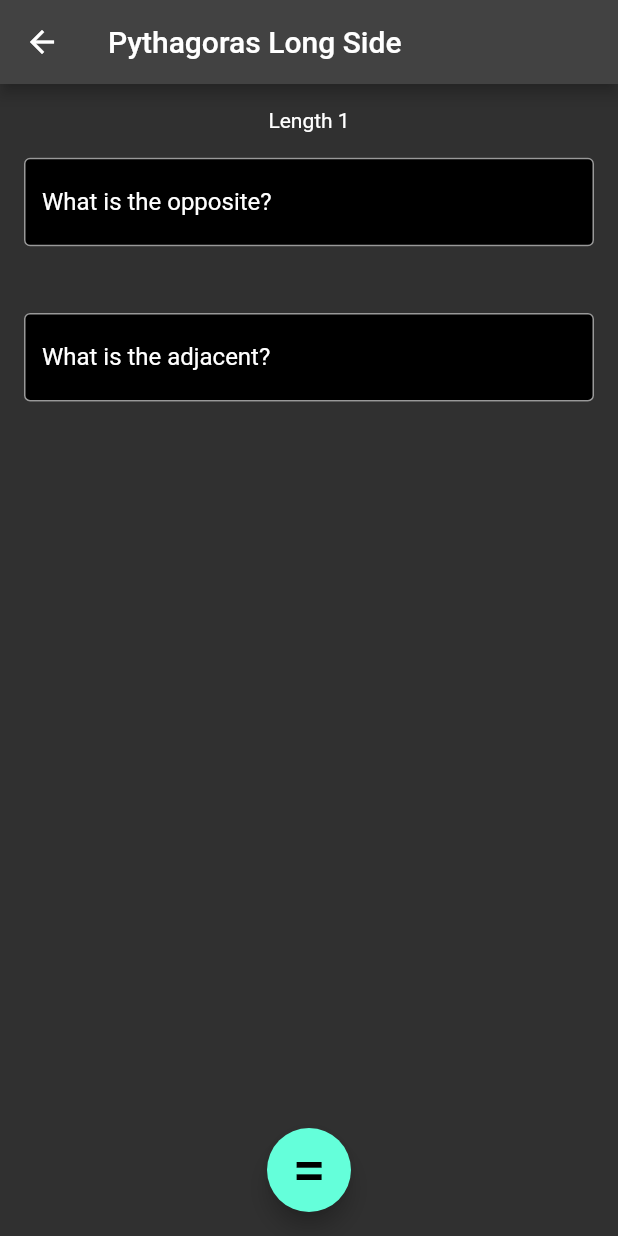
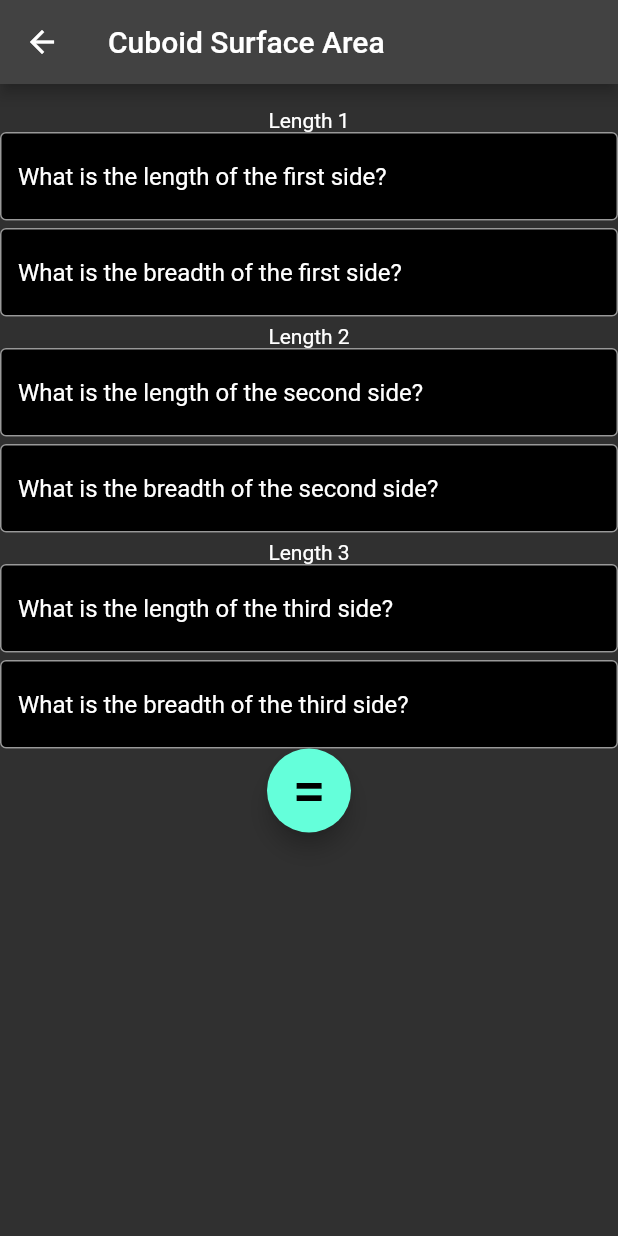
Before and after one commit to camsdono/silver_maths, a Flutter app: the VolCubiodWorkingScreen screen opened directly, on a phone screen of 412 x 824 dp. Run offline on Flutter 3.47's test engine with Material 2 defaults, Android fonts, the light colour scheme and no system bars; missing offline and left inert: angles.

Commit message:
Update volcuboid.dart

```diff
--- a/lib/Screens/Volume/volcuboid.dart
+++ b/lib/Screens/Volume/volcuboid.dart
@@ -2,7 +2,6 @@ import 'package:flutter/material.dart';
 import 'dart:math';
 import 'dart:core';
 import 'package:flutter/services.dart';
-import 'package:angles/angles.dart';
 
 
 void main() => runApp(const VolCubiodWorkingScreen());
@@ -21,35 +20,53 @@ class VolCubiodWorkingScreen extends StatefulWidget {
 class _MyCustomFormState extends State<VolCubiodWorkingScreen> {
   // Create a text controller and use it to retrieve the current value
   // of the TextField.
-  final oppositeController = TextEditingController();
-  final adjacentController = TextEditingController();
-
+  final length1Controller = TextEditingController();
+  final breadth1Controller = TextEditingController();
+  final length2Controller = TextEditingController();
+  final breadth2Controller = TextEditingController();
+  final length3Controller = TextEditingController();
+  final breadth3Controller = TextEditingController();
 
   @override
   void dispose() {
     // Clean up the controller when the widget is disposed.
-    adjacentController.dispose();
-    oppositeController.dispose();
+    length1Controller.dispose();
+    breadth1Controller.dispose();
+    length2Controller.dispose();
+    breadth2Controller.dispose();
+    length3Controller.dispose();
+    breadth3Controller.dispose();
     super.dispose();
   }
   var answer = 0.0;
   var answer2 = 0.0;
-  var opposite = 0.0;
-  var adjacent = 0.0;
-  var working1 = 0.0;
-  var working2 = 0.0;
+  var length1 = 0.0;
+  var length2 = 0.0;
+  var length3 = 0.0;
+  var breadth1 = 0.0;
+  var breadth2 = 0.0;
+  var breadth3 = 0.0;
+  var a1 = 0.0;
+  var a2 = 0.0;
+  var a3 = 0.0;
+
 
   void calculate() {
     //Calculate What needs to be calculated
-    opposite = double.parse(oppositeController.text);
-    adjacent = double.parse(adjacentController.text);
-    answer = opposite * opposite + adjacent * adjacent;
+    length1 = double.parse(length1Controller.text);
+    length2 = double.parse(length2Controller.text);
+    length3 = double.parse(length3Controller.text);
+    breadth1 = double.parse(breadth1Controller.text);
+    breadth2 = double.parse(breadth2Controller.text);
+    breadth3 = double.parse(breadth3Controller.text);
+
+    a1 = length1 * breadth1;
+    a2 = length2 * breadth2;
+    a3 = length3 * breadth3;
+    answer = a1 + a2 + a3;
+    answer2 = answer * 2;
     answer.toString();
-    answer2 = sqrt(answer);
     answer2.toString();
-
-    working1 = opposite * opposite;
-    working2 = adjacent * adjacent;
   }
 
 
@@ -61,51 +78,90 @@ class _MyCustomFormState extends State<VolCubiodWorkingScreen> {
     //answer = adjacent * angle;
     return Scaffold(
       appBar: AppBar(
-        title: const Text('Pythagoras Long Side'),
+        title: const Text('Cuboid Surface Area'),
       ),
       body: Padding(
-        child: Column (
-          mainAxisAlignment: MainAxisAlignment.spaceBetween,
+        padding: const EdgeInsets.symmetric(vertical: 16.0),
+        child: Column(
           children: <Widget>[
-            const Flexible(
-              child: Text(
-                "Length 1"
-              )
+            const Text (
+              "Length 1",
+              textAlign: TextAlign.left,
             ),
-            Flexible(
-              child: TextField(
-                controller: oppositeController,
+            TextFormField(
+              controller: length1Controller,
               decoration: const InputDecoration(
                 border: OutlineInputBorder(),
-                  hintText: 'What is the opposite?',
+                hintText: 'What is the length of the first side?',
                 filled: true,
                 fillColor: Colors.black,
                 hintStyle: TextStyle(color: Colors.white),
               ),
-                keyboardType: TextInputType.number,
             ),
-            ),
-            const SizedBox(height: 10),
-
-            Flexible(
-              child: TextField(
-                controller: adjacentController,
+            const SizedBox(height: 5),
+            TextFormField(
+              controller: breadth1Controller,
               decoration: const InputDecoration(
                 border: OutlineInputBorder(),
-                  hintText: 'What is the adjacent?',
+                hintText: 'What is the breadth of the first side?',
                 filled: true,
                 fillColor: Colors.black,
                 hintStyle: TextStyle(color: Colors.white),
               ),
-                keyboardType: TextInputType.number,
+            ),
+            const SizedBox(height: 5),
+            const Text (
+              "Length 2",
+              textAlign: TextAlign.left,
+            ),
+            TextFormField(
+              controller: length2Controller,
+              decoration: const InputDecoration(
+                border: OutlineInputBorder(),
+                hintText: 'What is the length of the second side?',
+                filled: true,
+                fillColor: Colors.black,
+                hintStyle: TextStyle(color: Colors.white),
               ),
             ),
-            const SizedBox(height: 450),
-
-            Flexible(
-              child: FloatingActionButton(
-                // When the user presses the button, show an alert dialog containing
-                // the text that the user has entered into the text field.
+            const SizedBox(height: 5),
+            TextFormField(
+              controller: breadth2Controller,
+              decoration: const InputDecoration(
+                border: OutlineInputBorder(),
+                hintText: 'What is the breadth of the second side?',
+                filled: true,
+                fillColor: Colors.black,
+                hintStyle: TextStyle(color: Colors.white),
+              ),
+            ),
+            const SizedBox(height: 5),
+            const Text (
+              "Length 3",
+              textAlign: TextAlign.left,
+            ),
+            TextFormField(
+              controller: length3Controller,
+              decoration: const InputDecoration(
+                border: OutlineInputBorder(),
+                hintText: 'What is the length of the third side?',
+                filled: true,
+                fillColor: Colors.black,
+                hintStyle: TextStyle(color: Colors.white),
+              ),
+            ),
+            const SizedBox(height: 5),
+            TextFormField(
+              controller: breadth3Controller,
+              decoration: const InputDecoration(
+                border: OutlineInputBorder(),
+                hintText: 'What is the breadth of the third side?',
+                filled: true,
+                fillColor: Colors.black,
+                hintStyle: TextStyle(color: Colors.white),
+              ),
+            ),
+             FloatingActionButton(
                onPressed: () {
                  showDialog(
                    context: context,
@@ -114,11 +170,7 @@ class _MyCustomFormState extends State<VolCubiodWorkingScreen> {
                      return AlertDialog(
                          backgroundColor: Colors.white,
                          content: Text(
-                            oppositeController.text + "²" + " + " + adjacentController.text + "²" + " = x²"  + "\n" +
-                                working1.toString() + " + " + working2.toString() + " = x²" + "\n" +
-                                answer.toString() + " = x²" + "\n" +
-                                "√" + answer.toString() + " = x²" + "\n" +
-                                "x = " + answer2.toStringAsFixed(1),
+                           answer.toString(),
                            style: const TextStyle(color: Colors.black),
                          )
                      );
@@ -126,7 +178,6 @@ class _MyCustomFormState extends State<VolCubiodWorkingScreen> {
                  );
 
                },
-
                tooltip: 'Work Out The Total',
                child: const Text(
                  '=',
@@ -134,16 +185,12 @@ class _MyCustomFormState extends State<VolCubiodWorkingScreen> {
                    fontSize: 40.0, // insert your font size here
                  ),
                ),
-              ),
-            )
-          ],
-
-        ),
-        padding: const EdgeInsets.all(16.0),
 
             ),
 
+          ],
+        ),
+      ),
     );
-
   }
 }
```
Lines whose indentation alone changed are shown as unchanged.
